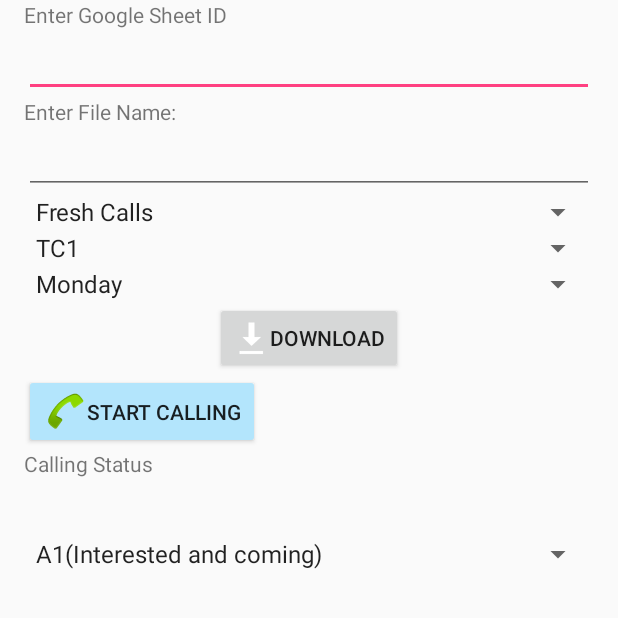
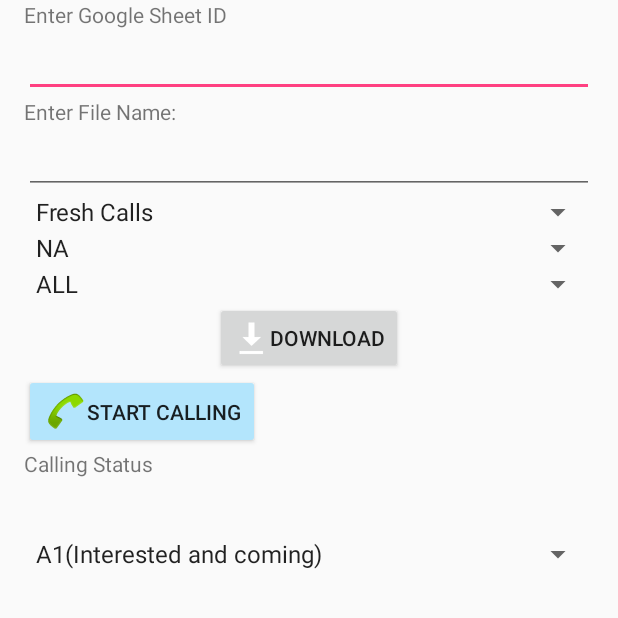
Before and after one commit to dilipkumarvignesh/folkCalling, an Android app: the screen it shows after launch (MainActivity), on a phone screen of 412 x 824 dp, the top half of it. Run offline under Robolectric (Android 15) with nearby library versions, the phone set to English and light mode, and no system bars.

Commit message:
updated TC and Day fields

```diff
--- a/app/src/main/res/values/strings.xml
+++ b/app/src/main/res/values/strings.xml
@@ -32,6 +32,7 @@
     </string-array>
 
     <string-array name="set_TC">
+        <item>NA</item>
         <item>TC1</item>
         <item>TC2</item>
         <item>TC3</item>
@@ -45,6 +46,7 @@
     </string-array>
 
     <string-array name="set_Day">
+        <item>ALL</item>
         <item>Monday</item>
         <item>Tuesday</item>
         <item>Wednesday</item>
```
Also changed, not shown: app/src/main/java/com/iskcon/pfh/folkcalling/CallStatusUpdate.java (+5 -5 lines).
